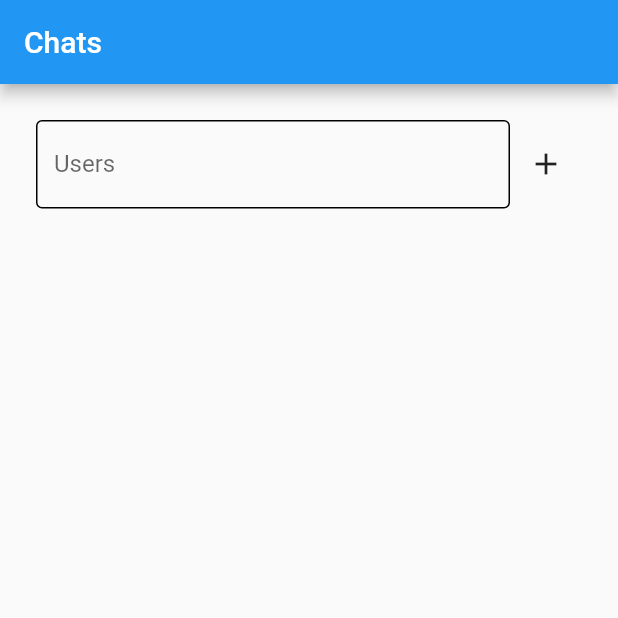
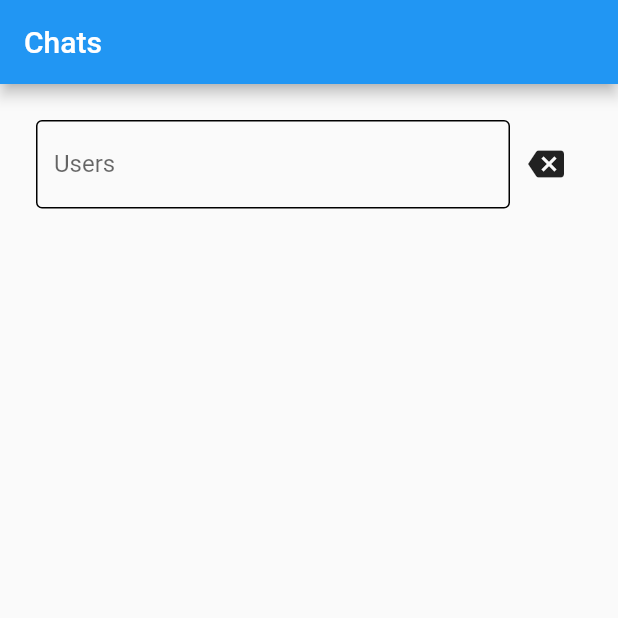
Before and after one commit to Jamshid1901/foode_app, a Flutter app: the screen it shows after launch, after a tap on the "add" icon, on a phone screen of 412 x 824 dp, the top half of it. Run offline on Flutter 3.47's test engine with Material 2 defaults, Android fonts, the phone set to English and light mode, and no system bars; our stand-ins replace cloud_firestore, firebase_auth, firebase_core, firebase_storage, flutter_screenutil, focused_menu and 5 more; missing offline and left inert: flutter_login_facebook; accounts and stored records are empty; network calls fail.

Commit message:
- fixed bug chat

```diff
--- a/lib/view/pages/home/chats_page.dart
+++ b/lib/view/pages/home/chats_page.dart
@@ -26,10 +26,20 @@ class _ChatsPageState extends State<ChatsPage> {
   }
 
   @override
+  void dispose() {
+    context.read<ChatController>().setOffline();
+    super.dispose();
+  }
+
+  @override
   Widget build(BuildContext context) {
     final event = context.read<ChatController>();
     final state = context.watch<ChatController>();
-    return Scaffold(
+    return WillPopScope(
+      onWillPop: () {
+        return Future(() => false);
+      },
+      child: Scaffold(
         appBar: AppBar(
           title: Text("Chats"),
         ),
@@ -40,13 +50,15 @@ class _ChatsPageState extends State<ChatsPage> {
               Row(
                 children: [
                   Expanded(
-                    child:
-                        CustomTextFrom(controller: searchUser, label: "Users")),
+                      child: CustomTextFrom(
+                          controller: searchUser, label: "Users")),
                   IconButton(
                       onPressed: () {
                         event.changeAddUser();
                       },
-                    icon: Icon(Icons.add))
+                      icon: !state.addUser
+                          ? Icon(Icons.add)
+                          : Icon(Icons.backspace))
                 ],
               ),
               state.addUser
@@ -59,7 +71,10 @@ class _ChatsPageState extends State<ChatsPage> {
                               onTap: () {
                                 event.createChat(index, (id) {
                                   Navigator.of(context).push(MaterialPageRoute(
-                                    builder: (_) => MessagePage(docId: id,user:  state.users[index],)));
+                                      builder: (_) => MessagePage(
+                                            docId: id,
+                                            user: state.users[index],
+                                          )));
                                 });
                               },
                               child: Container(
@@ -95,7 +110,7 @@ class _ChatsPageState extends State<ChatsPage> {
                                         builder: (_) => MessagePage(
                                               docId:
                                                   state.listOfDocIdChats[index],
-                                        user:   state.chats[index].resender,
+                                              user: state.chats[index].resender,
                                             )));
                               },
                               child: Container(
@@ -117,8 +132,10 @@ class _ChatsPageState extends State<ChatsPage> {
                                     const Spacer(),
                                     Column(
                                       children: [
-                                      Text(state.chats[index].resender.name ?? ""),
-                                      Text(state.chats[index].userStatus.toString()),
+                                        Text(state.chats[index].resender.name ??
+                                            ""),
+                                        Text(state.chats[index].userStatus
+                                            .toString()),
                                       ],
                                     )
                                   ],
@@ -130,6 +147,7 @@ class _ChatsPageState extends State<ChatsPage> {
             ],
           ),
         ),
+      ),
     );
   }
 }
--- a/lib/view/pages/home/message_page.dart
+++ b/lib/view/pages/home/message_page.dart
@@ -37,6 +37,10 @@ class _MessagePageState extends State<MessagePage> {
     final state = context.watch<ChatController>();
     final event = context.read<ChatController>();
     return OnUnFocusTap(
+      child: WillPopScope(
+        onWillPop: () {
+          return Future(() => false);
+        },
         child: Scaffold(
           appBar: AppBar(
             title: Row(
@@ -167,6 +171,7 @@ class _MessagePageState extends State<MessagePage> {
             ),
           ),
         ),
+      ),
     );
   }
 }
```
Also changed, not shown: lib/controller/chat_controller.dart (+40 -6 lines). Lines whose indentation alone changed are shown as unchanged.
